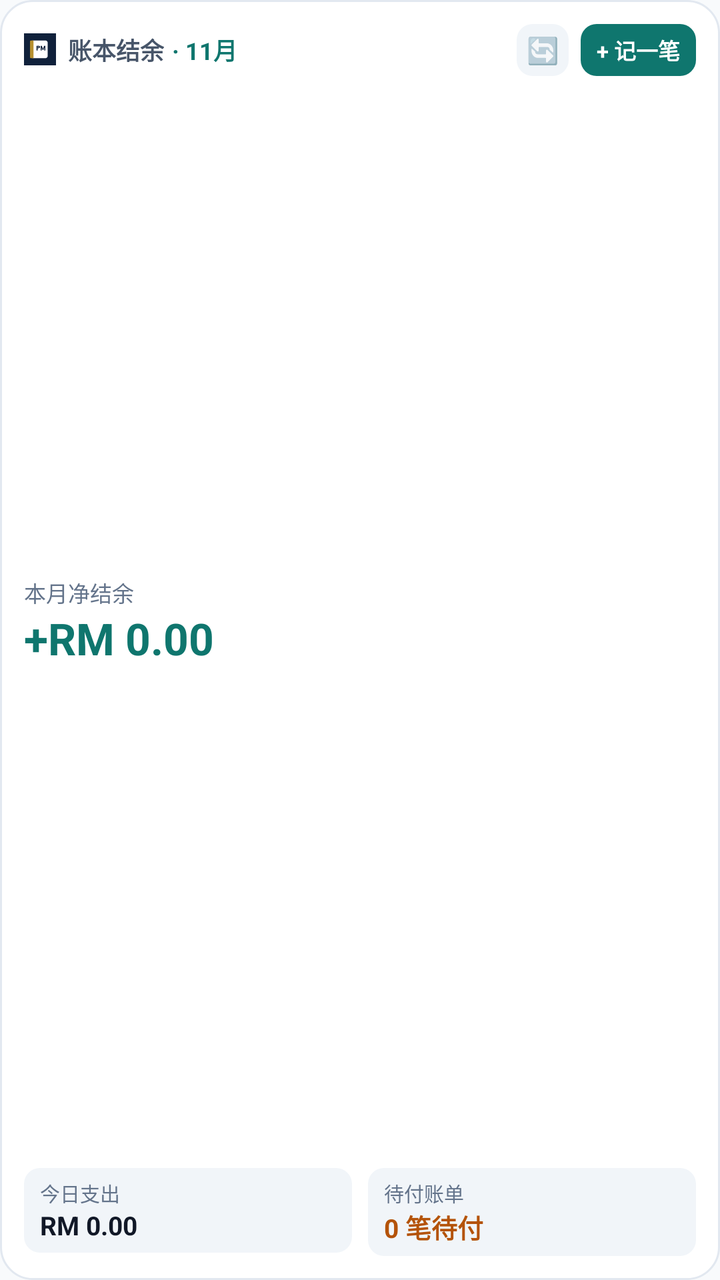
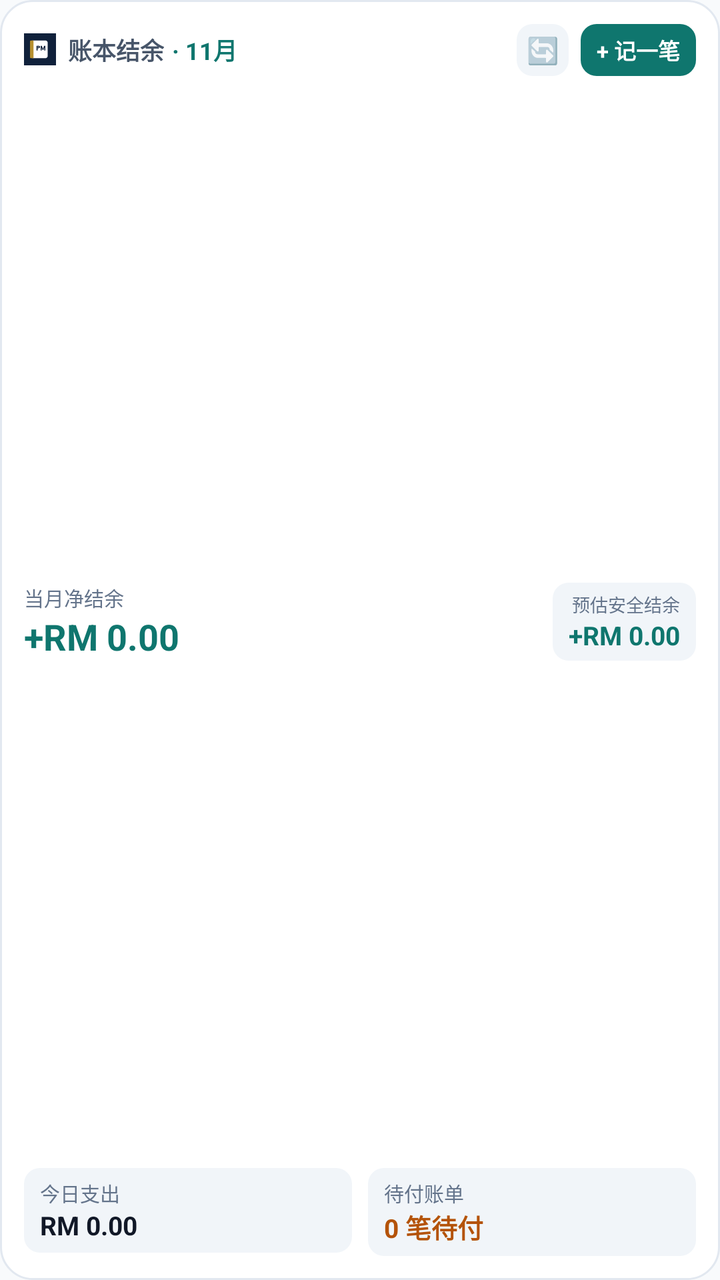

Before-and-after screenshots of an Android layout around one commit, followed by the original layout XML and the change that was made.
<!-- AndroidManifest.xml: application theme Theme.MyLedgerCompanion -->
<!-- res/layout/widget_ledger_overview.xml -->
<?xml version="1.0" encoding="utf-8"?>
<LinearLayout xmlns:android="http://schemas.android.com/apk/res/android"
    android:id="@+id/widget_root"
    android:layout_width="match_parent"
    android:layout_height="match_parent"
    android:orientation="vertical"
    android:background="@drawable/bg_widget_card"
    android:padding="12dp">

    
    <RelativeLayout
        android:layout_width="match_parent"
        android:layout_height="wrap_content">

        <LinearLayout
            android:id="@+id/layout_widget_header"
            android:layout_width="wrap_content"
            android:layout_height="wrap_content"
            android:layout_alignParentStart="true"
            android:layout_centerVertical="true"
            android:orientation="horizontal"
            android:gravity="center_vertical">

            <ImageView
                android:layout_width="16dp"
                android:layout_height="16dp"
                android:src="@mipmap/ic_launcher"
                android:contentDescription="Icon" />

            <TextView
                android:id="@+id/tv_widget_title"
                android:layout_width="wrap_content"
                android:layout_height="wrap_content"
                android:layout_marginStart="6dp"
                android:text="@string/widget_title"
                android:textColor="#475569"
                android:textSize="12sp"
                android:textStyle="bold" />

            <TextView
                android:id="@+id/tv_widget_month"
                android:layout_width="wrap_content"
                android:layout_height="wrap_content"
                android:layout_marginStart="4dp"
                android:text="· 11月"
                android:textColor="#0F766E"
                android:textSize="12sp"
                android:textStyle="bold" />
        </LinearLayout>

        <LinearLayout
            android:layout_width="wrap_content"
            android:layout_height="wrap_content"
            android:layout_alignParentEnd="true"
            android:layout_centerVertical="true"
            android:orientation="horizontal"
            android:gravity="center_vertical">

            <TextView
                android:id="@+id/btn_widget_refresh"
                android:layout_width="26dp"
                android:layout_height="26dp"
                android:gravity="center"
                android:text="🔄"
                android:textSize="13sp"
                android:background="@drawable/bg_widget_pill"
                android:layout_marginEnd="6dp" />

            <TextView
                android:id="@+id/btn_widget_quick_add"
                android:layout_width="wrap_content"
                android:layout_height="26dp"
                android:gravity="center"
                android:paddingHorizontal="8dp"
                android:text="@string/widget_quick_add"
                android:textColor="#FFFFFF"
                android:textSize="11sp"
                android:textStyle="bold"
                android:background="@drawable/bg_widget_button" />
        </LinearLayout>
    </RelativeLayout>

    
    <LinearLayout
        android:id="@+id/layout_hero_balance"
        android:layout_width="match_parent"
        android:layout_height="0dp"
        android:layout_weight="1"
        android:orientation="vertical"
        android:gravity="center_vertical"
        android:layout_marginTop="2dp"
        android:layout_marginBottom="2dp">

        <TextView
            android:layout_width="wrap_content"
            android:layout_height="wrap_content"
            android:text="@string/widget_net_balance"
            android:textColor="#64748B"
            android:textSize="11sp" />

        <TextView
            android:id="@+id/tv_widget_net_balance"
            android:layout_width="wrap_content"
            android:layout_height="wrap_content"
            android:text="+RM 0.00"
            android:textColor="#0F766E"
            android:textSize="22sp"
            android:textStyle="bold"
            android:maxLines="1" />
    </LinearLayout>

    
    <LinearLayout
        android:layout_width="match_parent"
        android:layout_height="wrap_content"
        android:orientation="horizontal">

        
        <LinearLayout
            android:id="@+id/layout_widget_today"
            android:layout_width="0dp"
            android:layout_height="wrap_content"
            android:layout_weight="1"
            android:orientation="vertical"
            android:background="@drawable/bg_widget_pill"
            android:paddingHorizontal="8dp"
            android:paddingVertical="5dp"
            android:layout_marginEnd="4dp">

            <TextView
                android:layout_width="wrap_content"
                android:layout_height="wrap_content"
                android:text="@string/widget_today_expense"
                android:textColor="#64748B"
                android:textSize="10sp" />

            <TextView
                android:id="@+id/tv_widget_today_expense"
                android:layout_width="wrap_content"
                android:layout_height="wrap_content"
                android:text="RM 0.00"
                android:textColor="#111827"
                android:textSize="13sp"
                android:textStyle="bold"
                android:maxLines="1" />
        </LinearLayout>

        
        <LinearLayout
            android:id="@+id/layout_widget_bills"
            android:layout_width="0dp"
            android:layout_height="wrap_content"
            android:layout_weight="1"
            android:orientation="vertical"
            android:background="@drawable/bg_widget_pill"
            android:paddingHorizontal="8dp"
            android:paddingVertical="5dp"
            android:layout_marginStart="4dp">

            <TextView
                android:layout_width="wrap_content"
                android:layout_height="wrap_content"
                android:text="@string/widget_pending_bills"
                android:textColor="#64748B"
                android:textSize="10sp" />

            <TextView
                android:id="@+id/tv_widget_pending_bills"
                android:layout_width="wrap_content"
                android:layout_height="wrap_content"
                android:text="0 笔待付"
                android:textColor="#B45309"
                android:textSize="13sp"
                android:textStyle="bold"
                android:maxLines="1" />
        </LinearLayout>
    </LinearLayout>

</LinearLayout>
<!-- resources referenced by this layout -->
<resources>
  <!-- drawable bg_widget_button (drawable) -->
  <?xml version="1.0" encoding="utf-8"?>
  <shape xmlns:android="http://schemas.android.com/apk/res/android"
      android:shape="rectangle">
      <solid android:color="#0F766E" />
      <corners android:radius="8dp" />
  </shape>
  <!-- drawable bg_widget_card (drawable) -->
  <?xml version="1.0" encoding="utf-8"?>
  <shape xmlns:android="http://schemas.android.com/apk/res/android"
      android:shape="rectangle">
      <solid android:color="#FFFFFF" />
      <stroke
          android:width="1dp"
          android:color="#E2E8F0" />
      <corners android:radius="16dp" />
  </shape>
  <!-- drawable bg_widget_pill (drawable) -->
  <?xml version="1.0" encoding="utf-8"?>
  <shape xmlns:android="http://schemas.android.com/apk/res/android"
      android:shape="rectangle">
      <solid android:color="#F1F5F9" />
      <corners android:radius="8dp" />
  </shape>
  <!-- mipmap ic_launcher (mipmap) -->
  <vector xmlns:android="http://schemas.android.com/apk/res/android"
      android:width="108dp"
      android:height="108dp"
      android:viewportWidth="108"
      android:viewportHeight="108">
      <path
          android:fillColor="#10213B"
          android:pathData="M0,0h108v108h-108z"/>
      
      <path
          android:fillColor="#FFFFFF"
          android:pathData="M28,24h44c4.4,0 8,3.6 8,8v44c0,4.4 -3.6,8 -8,8H28V24z"/>
      
      <path
          android:fillColor="#B6902F"
          android:pathData="M24,24h8v60h-8c-2.2,0 -4,-1.8 -4,-4V28C20,25.8 21.8,24 24,24z"/>
      
      <path
          android:fillColor="#10213B"
          android:pathData="M42,42h8c2.2,0 4,1.8 4,4s-1.8,4 -4,4h-4v8h-4V42z M46,47h3c0.6,0 1,-0.4 1,-1s-0.4,-1 -1,-1h-3V47z"/>
      <path
          android:fillColor="#10213B"
          android:pathData="M56,42h4l4,10l4,-10h4v16h-3.5v-10l-3.5,8.5h-2l-3.5,-8.5V58H56V42z"/>
  </vector>
  <string name="widget_net_balance">本月净结余</string>
  <string name="widget_pending_bills">待付账单</string>
  <string name="widget_quick_add">+ 记一笔</string>
  <string name="widget_title">账本结余</string>
  <string name="widget_today_expense">今日支出</string>
  <style name="Theme.MyLedgerCompanion" parent="Theme.MaterialComponents.DayNight.NoActionBar">
          <item name="colorPrimary">@color/navy_primary</item>
          <item name="colorPrimaryVariant">@color/navy_secondary</item>
          <item name="colorOnPrimary">@color/white</item>
          <item name="colorSecondary">@color/gold_accent</item>
          <item name="android:statusBarColor">@color/status_bar_color</item>
          <item name="android:navigationBarColor">@color/nav_bar_color</item>
          <item name="android:windowBackground">@color/background</item>
      </style>
  <color name="navy_primary">#0F766E</color>
  <color name="navy_secondary">#115E59</color>
  <color name="white">#FFFFFF</color>
  <color name="gold_accent">#B45309</color>
  <color name="status_bar_color">#0F172A</color>
  <color name="nav_bar_color">#0F172A</color>
  <color name="background">#F8FAFC</color>
</resources>

<!-- the commit's change to res/layout/widget_ledger_overview.xml (unified diff, before → after) -->
@@ -86,27 +86,64 @@
         android:layout_width="match_parent"
         android:layout_height="0dp"
         android:layout_weight="1"
-        android:orientation="vertical"
+        android:orientation="horizontal"
         android:gravity="center_vertical"
-        android:layout_marginTop="2dp"
-        android:layout_marginBottom="2dp">
-
-        <TextView
+        android:layout_marginTop="3dp"
+        android:layout_marginBottom="3dp">
+
+        
+        <LinearLayout
+            android:layout_width="0dp"
+            android:layout_height="wrap_content"
+            android:layout_weight="1"
+            android:orientation="vertical">
+
+            <TextView
+                android:layout_width="wrap_content"
+                android:layout_height="wrap_content"
+                android:text="@string/widget_net_balance"
+                android:textColor="#64748B"
+                android:textSize="10sp" />
+
+            <TextView
+                android:id="@+id/tv_widget_net_balance"
+                android:layout_width="wrap_content"
+                android:layout_height="wrap_content"
+                android:text="+RM 0.00"
+                android:textColor="#0F766E"
+                android:textSize="18sp"
+                android:textStyle="bold"
+                android:maxLines="1" />
+        </LinearLayout>
+
+        
+        <LinearLayout
+            android:id="@+id/layout_widget_cashflow_badge"
             android:layout_width="wrap_content"
             android:layout_height="wrap_content"
-            android:text="@string/widget_net_balance"
-            android:textColor="#64748B"
-            android:textSize="11sp" />
-
-        <TextView
-            android:id="@+id/tv_widget_net_balance"
-            android:layout_width="wrap_content"
-            android:layout_height="wrap_content"
-            android:text="+RM 0.00"
-            android:textColor="#0F766E"
-            android:textSize="22sp"
-            android:textStyle="bold"
-            android:maxLines="1" />
+            android:orientation="vertical"
+            android:gravity="end"
+            android:background="@drawable/bg_widget_pill"
+            android:paddingHorizontal="8dp"
+            android:paddingVertical="4dp">
+
+            <TextView
+                android:layout_width="wrap_content"
+                android:layout_height="wrap_content"
+                android:text="@string/widget_safe_cashflow"
+                android:textColor="#64748B"
+                android:textSize="9sp" />
+
+            <TextView
+                android:id="@+id/tv_widget_projected_cashflow"
+                android:layout_width="wrap_content"
+                android:layout_height="wrap_content"
+                android:text="+RM 0.00"
+                android:textColor="#0F766E"
+                android:textSize="13sp"
+                android:textStyle="bold"
+                android:maxLines="1" />
+        </LinearLayout>
     </LinearLayout>
 
     
<!-- resource entries referenced after the edit -->
@@ -49,9 +49,10 @@
           android:fillColor="#10213B"
           android:pathData="M56,42h4l4,10l4,-10h4v16h-3.5v-10l-3.5,8.5h-2l-3.5,-8.5V58H56V42z"/>
   </vector>
-  <string name="widget_net_balance">本月净结余</string>
+  <string name="widget_net_balance">当月净结余</string>
   <string name="widget_pending_bills">待付账单</string>
   <string name="widget_quick_add">+ 记一笔</string>
+  <string name="widget_safe_cashflow">预估安全结余</string>
   <string name="widget_title">账本结余</string>
   <string name="widget_today_expense">今日支出</string>
   <style name="Theme.MyLedgerCompanion" parent="Theme.MaterialComponents.DayNight.NoActionBar">
